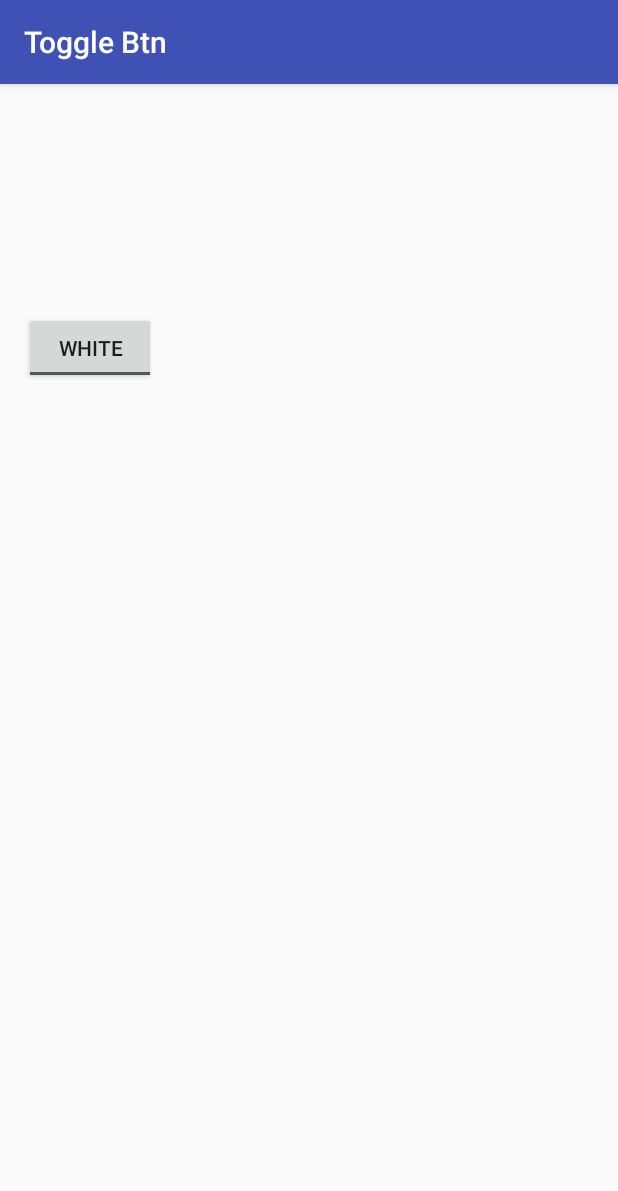
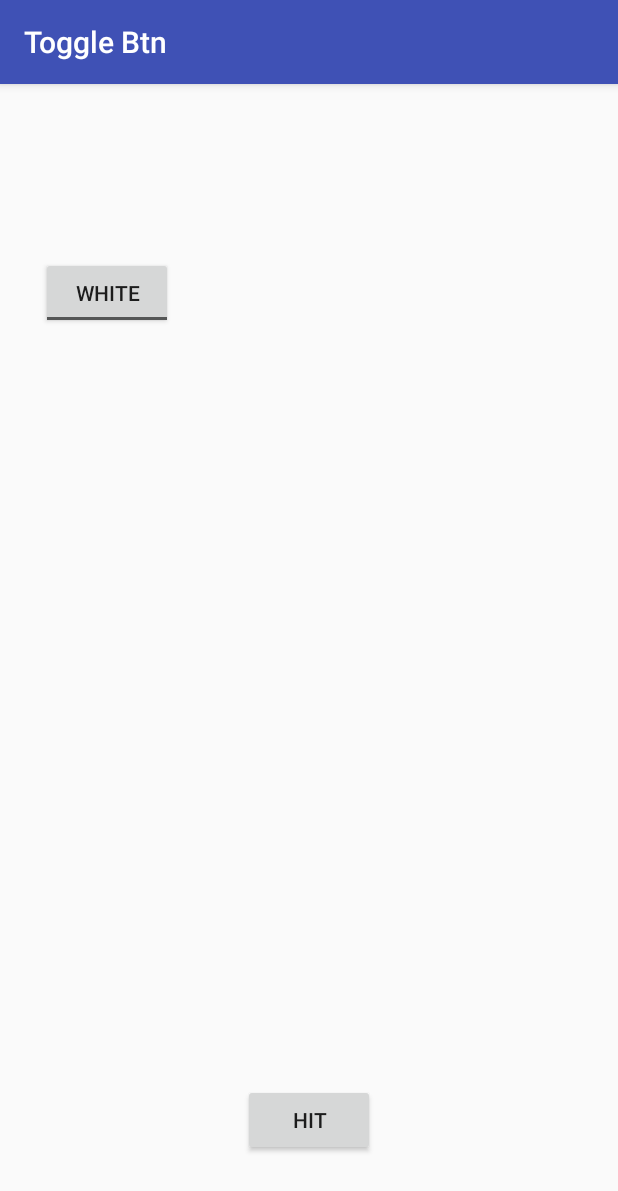
Before and after one commit to willak47/toggle-button, an Android app: the screen it shows after launch (MainActivity), on a phone screen of 412 x 824 dp. Shown: the top 1191 px of the screen. Run offline under Robolectric (Android 15) with nearby library versions, the phone set to English and light mode, and no system bars.

Commit message:
new behavior

```diff
--- a/ToggleBtn/app/src/main/java/treehut/togglebtn/MainActivity.java
+++ b/ToggleBtn/app/src/main/java/treehut/togglebtn/MainActivity.java
@@ -4,6 +4,7 @@ import android.support.v7.app.AppCompatActivity;
 import android.os.Bundle;
 import android.view.View;
 import android.widget.RelativeLayout;
+import android.widget.TextView;
 import android.widget.Toast;
 import android.widget.ToggleButton;
 
@@ -36,4 +37,8 @@ public class MainActivity extends AppCompatActivity {
 
     }
 
+    public void onHitButtonClicked(View view) {
+        TextView textView =(TextView) findViewById(R.id.helloTextView);
+        textView.setVisibility(view.VISIBLE);
+    }
 }
--- a/ToggleBtn/app/src/main/res/layout/activity_main.xml
+++ b/ToggleBtn/app/src/main/res/layout/activity_main.xml
@@ -10,6 +10,17 @@
     android:paddingTop="16dp"
     tools:context="treehut.togglebtn.MainActivity">
 
+    <TextView
+        android:layout_width="wrap_content"
+        android:layout_height="wrap_content"
+        android:text="@string/hello"
+        android:layout_marginTop="19dp"
+        android:layout_alignParentTop="true"
+        android:layout_alignParentStart="true"
+        android:visibility ="invisible"
+        android:id="@+id/helloTextView" />
+
+
     <ToggleButton
         android:id="@+id/toggleButton"
         android:layout_width="wrap_content"
@@ -18,8 +29,22 @@
         android:textOn="magenta"
         android:textOff="WHITE"
         android:onClick="toggleClick"
-        android:layout_marginTop="136dp"  />
+        android:layout_marginTop="99dp"
+        android:layout_marginStart="11dp"
+        android:layout_below="@+id/textView"
+        android:layout_alignParentStart="true" />
 
-   //textOff and textOn text is shown when button is pressed.
+    <Button
+        android:id="@+id/button"
+        android:layout_width="wrap_content"
+        android:layout_height="wrap_content"
+        android:text="@string/BUTTON"
+        android:layout_alignParentBottom="true"
+        android:layout_centerHorizontal="true"
+        android:onClick="onHitButtonClicked"
+        android:layout_marginBottom="37dp" />
+
+
+    //textOff and textOn text is shown when button is pressed.
     //onClick is used to perform click event for togglebutton.
 </RelativeLayout>
--- a/ToggleBtn/app/src/main/res/values/strings.xml
+++ b/ToggleBtn/app/src/main/res/values/strings.xml
@@ -1,3 +1,5 @@
 <resources>
+    <string name="hello">WELCOME TO TREE HUT WORLD.\nThis is a friendly user app.\nWe expect to hear from you soon.\nBye.</string>
+   <string name="BUTTON">HIT</string>
     <string name="app_name">Toggle Btn</string>
 </resources>
```
